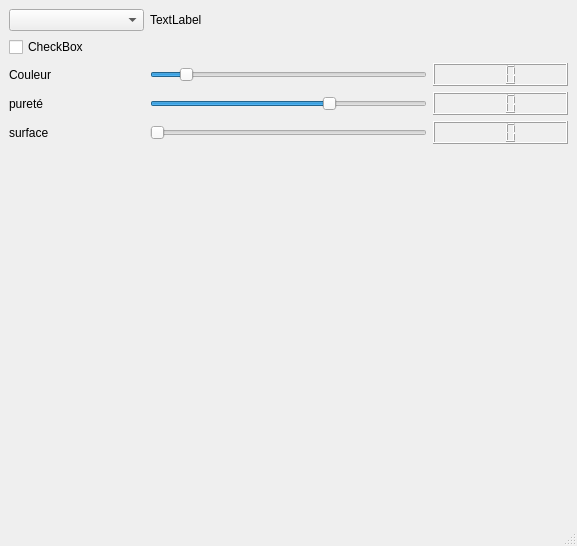
This is PluginModules/BotCam/ihm_BotCam.ui in CRLG/LABOTBOX as Qt 5 draws it before an edit. The edited form follows.
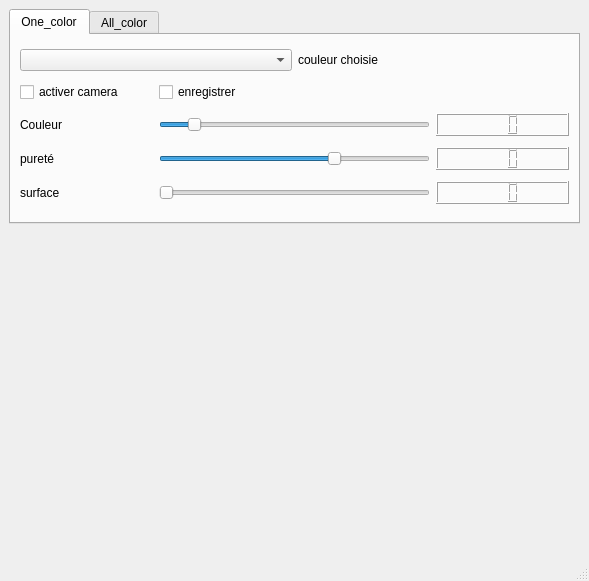
This is the edited form. The open tabs and pages were chosen to show the change.

Patch:
```diff
--- a/PluginModules/BotCam/ihm_BotCam.ui
+++ b/PluginModules/BotCam/ihm_BotCam.ui
@@ -6,22 +6,72 @@
    <rect>
     <x>0</x>
     <y>0</y>
-    <width>577</width>
-    <height>546</height>
+    <width>589</width>
+    <height>581</height>
    </rect>
   </property>
   <property name="windowTitle">
    <string>MainWindow</string>
   </property>
   <widget class="QWidget" name="centralwidget">
+   <layout class="QGridLayout" name="gridLayout_2">
+    <item row="1" column="1">
+     <widget class="QLabel" name="frameC">
+      <property name="minimumSize">
+       <size>
+        <width>240</width>
+        <height>320</height>
+       </size>
+      </property>
+      <property name="text">
+       <string/>
+      </property>
+     </widget>
+    </item>
+    <item row="1" column="0">
+     <widget class="QLabel" name="frameNB">
+      <property name="minimumSize">
+       <size>
+        <width>240</width>
+        <height>320</height>
+       </size>
+      </property>
+      <property name="text">
+       <string/>
+      </property>
+     </widget>
+    </item>
+    <item row="0" column="0" colspan="2">
+     <widget class="QTabWidget" name="calibrateTabs">
+      <property name="currentIndex">
+       <number>1</number>
+      </property>
+      <widget class="QWidget" name="tab">
+       <attribute name="title">
+        <string>One_color</string>
+       </attribute>
    <layout class="QGridLayout" name="gridLayout">
-    <item row="0" column="0">
+        <item row="0" column="0" colspan="2">
      <widget class="QComboBox" name="comboBox_camera"/>
     </item>
+        <item row="0" column="2">
+         <widget class="QLabel" name="label_cam_state">
+          <property name="text">
+           <string>couleur choisie</string>
+          </property>
+         </widget>
+        </item>
     <item row="1" column="0">
      <widget class="QCheckBox" name="cB_camera">
       <property name="text">
-       <string>CheckBox</string>
+           <string>activer camera</string>
+          </property>
+         </widget>
+        </item>
+        <item row="1" column="1">
+         <widget class="QCheckBox" name="cB_record">
+          <property name="text">
+           <string>enregistrer</string>
       </property>
      </widget>
     </item>
@@ -109,25 +159,18 @@
       </property>
      </widget>
     </item>
-    <item row="5" column="0" colspan="2">
-     <widget class="QLabel" name="frameNB">
-      <property name="text">
-       <string/>
-      </property>
-     </widget>
-    </item>
-    <item row="5" column="2" colspan="2">
-     <widget class="QLabel" name="frameC">
-      <property name="text">
-       <string/>
-      </property>
-     </widget>
-    </item>
-    <item row="0" column="1">
-     <widget class="QLabel" name="label_cam_state">
-      <property name="text">
-       <string>TextLabel</string>
-      </property>
+       </layout>
+      </widget>
+      <widget class="QWidget" name="tab_2">
+       <attribute name="title">
+        <string>All_color</string>
+       </attribute>
+       <layout class="QVBoxLayout" name="verticalLayout">
+        <item>
+         <widget class="QTableWidget" name="tableAllColor"/>
+        </item>
+       </layout>
+      </widget>
      </widget>
     </item>
    </layout>
```
Left out of the diff: 2 changed lines with no effect on the pictures. Lines whose indentation alone changed are shown as unchanged.
